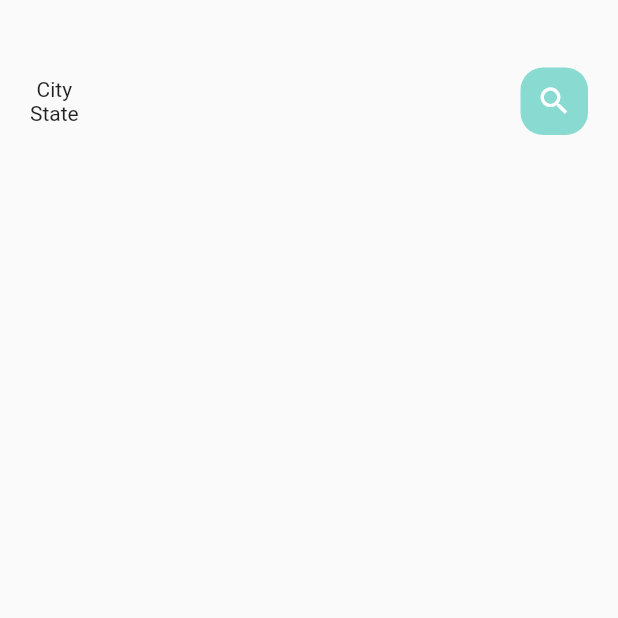
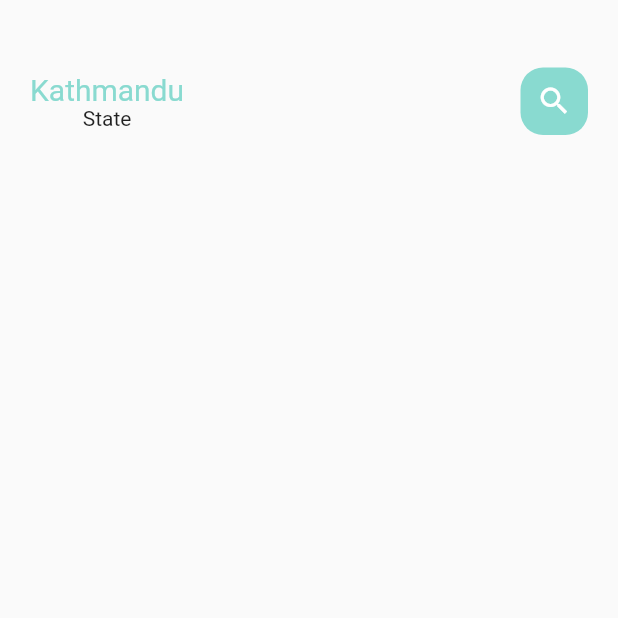
Before and after one commit to Anjeelchaudhary/UI-for-Shopping, a Flutter app: the screen it shows after launch, on a phone screen of 412 x 824 dp, the top half of it. Run offline on Flutter 3.47's test engine with Material 2 defaults, Android fonts, the phone set to English and light mode, and no system bars.

Commit message:
:art: First BigText is implemented
BigText is used

```diff
--- a/lib/home/main_guitar_page.dart
+++ b/lib/home/main_guitar_page.dart
@@ -1,5 +1,6 @@
 import 'package:flutter/material.dart';
 import 'package:project_fourth_sem/utils/colors.dart';
+import 'package:project_fourth_sem/widgets/big_text.dart';
 
 class MainHomePage extends StatefulWidget {
   MainHomePage({Key? key}) : super(key: key);
@@ -23,7 +24,10 @@ class _MainHomePageState extends State<MainHomePage> {
                 children: [
                   Column(
                     children: [
-                      Text("City"),
+                      BigText(
+                        text: "Kathmandu",
+                        color: AppColors.mainColor,
+                      ),
                       Text("State"),
                     ],
                   ),
```
